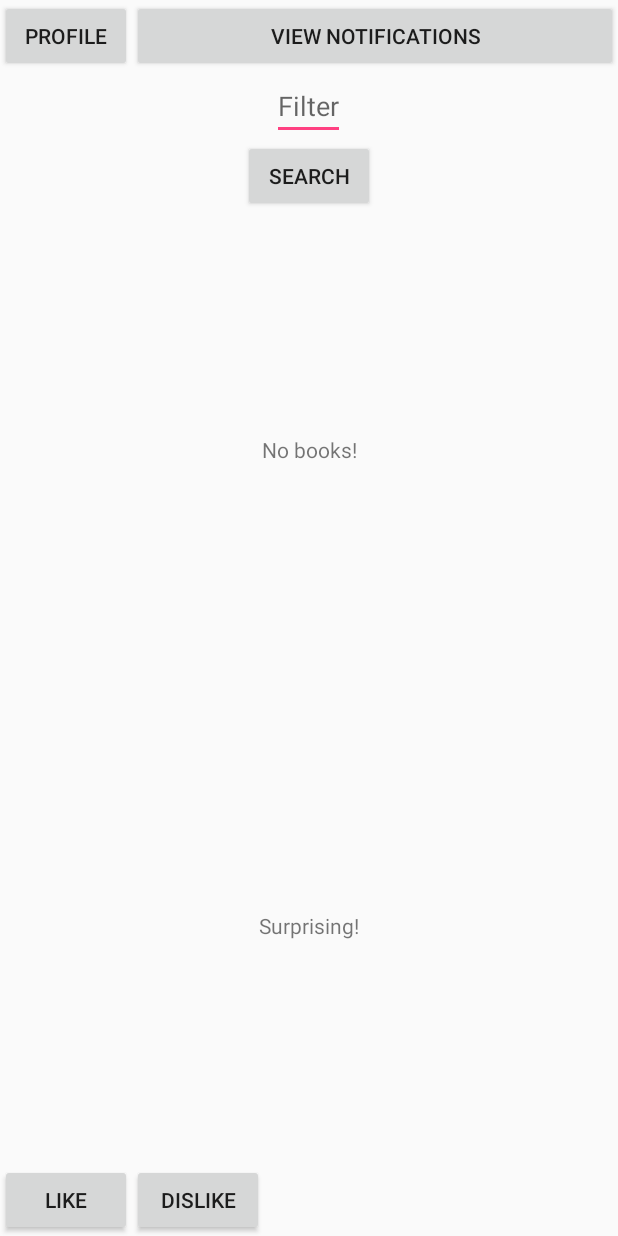
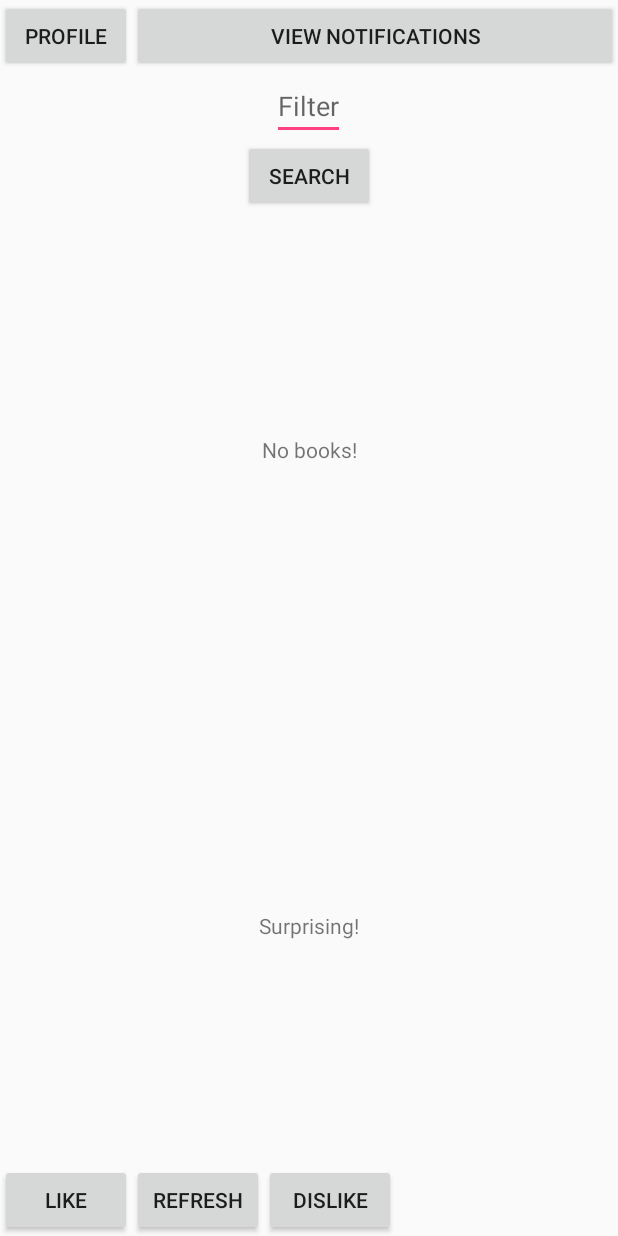
Before and after one commit to lucashu1/kindlr, an Android app: the MainSwipingScreenActivity screen opened directly, with no data from a screen before it, on a phone screen of 412 x 824 dp. Run offline under Robolectric (Android 15) with nearby library versions, the phone set to English and light mode, and no system bars; our stand-ins replace Firebase (no records; nobody signed in at launch, a user with empty details on screens opened directly).

Commit message:
Refresh functionality works

```diff
--- a/app/src/main/java/com/example/team19/kindlr/MainSwipingScreenActivity.java
+++ b/app/src/main/java/com/example/team19/kindlr/MainSwipingScreenActivity.java
@@ -3,6 +3,7 @@ package com.example.team19.kindlr;
 import android.app.Activity;
 import android.content.Intent;
 import android.os.Bundle;
+import android.support.v4.widget.SwipeRefreshLayout;
 import android.util.Log;
 import android.view.View;
 import android.widget.Button;
@@ -20,6 +21,8 @@ public class MainSwipingScreenActivity extends Activity {
     private int curIndex = 0;
     private User currentUser;
     private EditText searchText;
+
+    private final static String LOG_TAG = "MainSwipingActivity";
 
     @Override
     protected void onCreate(Bundle savedInstanceState) {
@@ -77,6 +80,20 @@ public class MainSwipingScreenActivity extends Activity {
                 refreshBook();
 
 
+            }
+        });
+
+        final Button refreshBtn = (Button)findViewById(R.id.refresh_button);
+        refreshBtn.setOnClickListener(new View.OnClickListener() {
+            @Override
+            public void onClick(View view) {
+                Log.d(LOG_TAG, "Refresh called");
+
+                UserManager.getUserManager().initialize();
+                TransactionManager.getTransactionManager().initialize();
+                BookManager.getBookManager().initialize();
+
+                refreshBook();
             }
         });
 
--- a/app/src/main/res/layout/activity_main_swiping_screen.xml
+++ b/app/src/main/res/layout/activity_main_swiping_screen.xml
@@ -1,4 +1,5 @@
 <?xml version="1.0" encoding="utf-8"?>
+
 <LinearLayout xmlns:android="http://schemas.android.com/apk/res/android"
     xmlns:app="http://schemas.android.com/apk/res-auto"
     xmlns:tools="http://schemas.android.com/tools"
@@ -86,6 +87,14 @@
             tools:layout_editor_absoluteY="447dp" />
 
         <Button
+            android:id="@+id/refresh_button"
+            android:layout_width="wrap_content"
+            android:layout_height="wrap_content"
+            android:text="Refresh"
+            tools:layout_editor_absoluteX="280dp"
+            tools:layout_editor_absoluteY="447dp" />
+
+        <Button
             android:id="@+id/dislike_button"
             android:layout_width="wrap_content"
             android:layout_height="wrap_content"
```
